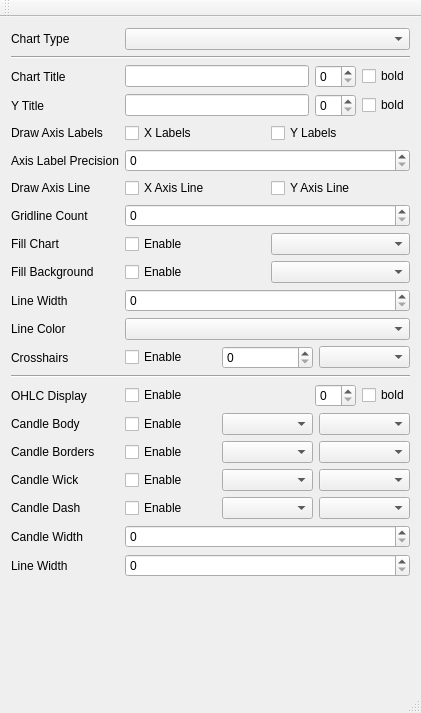
Before: the Qt Designer form chartexamples/mainwindow.ui in presstab/psscharts, drawn with Qt 5.
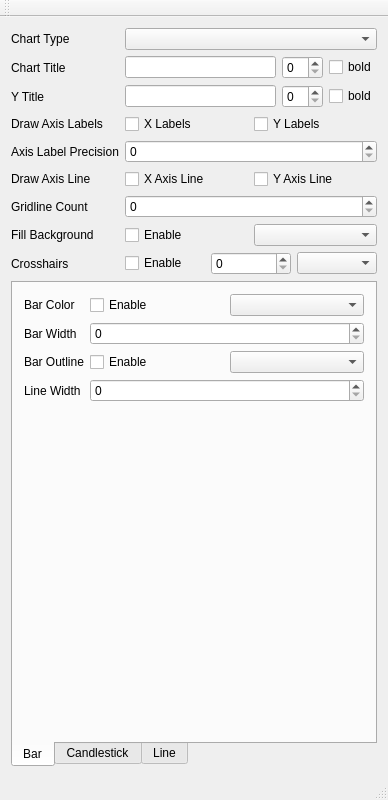
After: the same form once the commit is applied.

Commit message: Bar chart UI

```diff
--- a/chartexamples/mainwindow.ui
+++ b/chartexamples/mainwindow.ui
@@ -6,8 +6,8 @@
    <rect>
     <x>0</x>
     <y>0</y>
-    <width>421</width>
-    <height>713</height>
+    <width>388</width>
+    <height>800</height>
    </rect>
   </property>
   <property name="windowTitle">
@@ -32,21 +32,14 @@
         <item row="0" column="1">
          <widget class="QComboBox" name="comboBoxChartType"/>
         </item>
-        <item row="1" column="0" colspan="2">
-         <widget class="Line" name="line_2">
-          <property name="orientation">
-           <enum>Qt::Horizontal</enum>
-          </property>
-         </widget>
-        </item>
-        <item row="2" column="0">
+        <item row="1" column="0">
          <widget class="QLabel" name="label">
           <property name="text">
            <string>Chart Title</string>
           </property>
          </widget>
         </item>
-        <item row="2" column="1">
+        <item row="1" column="1">
          <layout class="QHBoxLayout" name="horizontalLayout_6">
           <item>
            <widget class="QLineEdit" name="lineeditChartTitle"/>
@@ -63,14 +56,14 @@
           </item>
          </layout>
         </item>
-        <item row="3" column="0">
+        <item row="2" column="0">
          <widget class="QLabel" name="label_2">
           <property name="text">
            <string>Y Title</string>
           </property>
          </widget>
         </item>
-        <item row="3" column="1">
+        <item row="2" column="1">
          <layout class="QHBoxLayout" name="horizontalLayout_7">
           <item>
            <widget class="QLineEdit" name="lineeditYTitle"/>
@@ -87,14 +80,14 @@
           </item>
          </layout>
         </item>
-        <item row="4" column="0">
+        <item row="3" column="0">
          <widget class="QLabel" name="label_3">
           <property name="text">
            <string>Draw Axis Labels</string>
           </property>
          </widget>
         </item>
-        <item row="4" column="1">
+        <item row="3" column="1">
          <layout class="QHBoxLayout" name="horizontalLayout_2">
           <item>
            <widget class="QCheckBox" name="checkboxDrawXTitle">
@@ -112,24 +105,24 @@
           </item>
          </layout>
         </item>
-        <item row="5" column="0">
+        <item row="4" column="0">
          <widget class="QLabel" name="label_10">
           <property name="text">
            <string>Axis Label Precision</string>
           </property>
          </widget>
         </item>
-        <item row="5" column="1">
+        <item row="4" column="1">
          <widget class="QSpinBox" name="spinboxYLabelPrecision"/>
         </item>
-        <item row="6" column="0">
+        <item row="5" column="0">
          <widget class="QLabel" name="label_4">
           <property name="text">
            <string>Draw Axis Line</string>
           </property>
          </widget>
         </item>
-        <item row="6" column="1">
+        <item row="5" column="1">
          <layout class="QHBoxLayout" name="horizontalLayout_3">
           <item>
            <widget class="QCheckBox" name="checkboxDrawXAxisLine">
@@ -147,45 +140,24 @@
           </item>
          </layout>
         </item>
-        <item row="7" column="0">
+        <item row="6" column="0">
          <widget class="QLabel" name="label_7">
           <property name="text">
            <string>Gridline Count</string>
           </property>
          </widget>
         </item>
-        <item row="7" column="1">
+        <item row="6" column="1">
          <widget class="QSpinBox" name="spinboxGridlines"/>
         </item>
-        <item row="8" column="0">
-         <widget class="QLabel" name="label_5">
-          <property name="text">
-           <string>Fill Chart</string>
-          </property>
-         </widget>
-        </item>
-        <item row="8" column="1">
-         <layout class="QHBoxLayout" name="horizontalLayout_4">
-          <item>
-           <widget class="QCheckBox" name="checkboxFillChart">
-            <property name="text">
-             <string>Enable</string>
-            </property>
-           </widget>
-          </item>
-          <item>
-           <widget class="QComboBox" name="comboboxChartFillColor"/>
-          </item>
-         </layout>
-        </item>
-        <item row="9" column="0">
+        <item row="7" column="0">
          <widget class="QLabel" name="label_9">
           <property name="text">
            <string>Fill Background</string>
           </property>
          </widget>
         </item>
-        <item row="9" column="1">
+        <item row="7" column="1">
          <layout class="QHBoxLayout" name="horizontalLayout_5">
           <item>
            <widget class="QCheckBox" name="checkboxFillBackground">
@@ -199,34 +171,14 @@
           </item>
          </layout>
         </item>
-        <item row="10" column="0">
-         <widget class="QLabel" name="label_6">
-          <property name="text">
-           <string>Line Width</string>
-          </property>
-         </widget>
-        </item>
-        <item row="10" column="1">
-         <widget class="QSpinBox" name="spinboxLineWidth"/>
-        </item>
-        <item row="11" column="0">
-         <widget class="QLabel" name="label_8">
-          <property name="text">
-           <string>Line Color</string>
-          </property>
-         </widget>
-        </item>
-        <item row="11" column="1">
-         <widget class="QComboBox" name="comboboxLineColor"/>
-        </item>
-        <item row="12" column="0">
+        <item row="8" column="0">
          <widget class="QLabel" name="label_11">
           <property name="text">
            <string>Crosshairs</string>
           </property>
          </widget>
         </item>
-        <item row="12" column="1">
+        <item row="8" column="1">
          <layout class="QHBoxLayout" name="horizontalLayout_8">
           <item>
            <widget class="QCheckBox" name="checkboxCrosshairs">
@@ -243,21 +195,96 @@
           </item>
          </layout>
         </item>
-        <item row="13" column="0" colspan="2">
-         <widget class="Line" name="line">
-          <property name="orientation">
-           <enum>Qt::Horizontal</enum>
+        <item row="9" column="0" colspan="2">
+         <widget class="QTabWidget" name="tabWidget">
+          <property name="tabPosition">
+           <enum>QTabWidget::South</enum>
           </property>
-         </widget>
-        </item>
-        <item row="14" column="0">
+          <property name="currentIndex">
+           <number>0</number>
+          </property>
+          <widget class="QWidget" name="tabBar">
+           <attribute name="title">
+            <string>Bar</string>
+           </attribute>
+           <layout class="QFormLayout" name="formLayout_4">
+            <item row="0" column="0">
+             <widget class="QLabel" name="label_19">
+              <property name="text">
+               <string>Bar Color</string>
+              </property>
+             </widget>
+            </item>
+            <item row="0" column="1">
+             <layout class="QHBoxLayout" name="horizontalLayout_14">
+              <item>
+               <widget class="QCheckBox" name="checkboxBarColor">
+                <property name="text">
+                 <string>Enable</string>
+                </property>
+               </widget>
+              </item>
+              <item>
+               <widget class="QComboBox" name="comboboxBarColor"/>
+              </item>
+             </layout>
+            </item>
+            <item row="1" column="0">
+             <widget class="QLabel" name="label_22">
+              <property name="text">
+               <string>Bar Width</string>
+              </property>
+             </widget>
+            </item>
+            <item row="1" column="1">
+             <widget class="QSpinBox" name="spinboxBarWidth"/>
+            </item>
+            <item row="2" column="0">
+             <widget class="QLabel" name="label_21">
+              <property name="text">
+               <string>Bar Outline</string>
+              </property>
+             </widget>
+            </item>
+            <item row="2" column="1">
+             <layout class="QHBoxLayout" name="horizontalLayout_15">
+              <item>
+               <widget class="QCheckBox" name="checkboxBarLine">
+                <property name="text">
+                 <string>Enable</string>
+                </property>
+               </widget>
+              </item>
+              <item>
+               <widget class="QComboBox" name="comboboxBarLineColor"/>
+              </item>
+             </layout>
+            </item>
+            <item row="3" column="0">
+             <widget class="QLabel" name="label_20">
+              <property name="text">
+               <string>Line Width</string>
+              </property>
+             </widget>
+            </item>
+            <item row="3" column="1">
+             <widget class="QSpinBox" name="spinboxBarLineWidth"/>
+            </item>
+           </layout>
+          </widget>
+          <widget class="QWidget" name="tabCandle">
+           <attribute name="title">
+            <string>Candlestick</string>
+           </attribute>
+           <layout class="QFormLayout" name="formLayout_3">
+            <item row="0" column="0">
          <widget class="QLabel" name="label_13">
           <property name="text">
            <string>OHLC Display</string>
           </property>
          </widget>
         </item>
-        <item row="14" column="1">
+            <item row="0" column="1">
          <layout class="QHBoxLayout" name="horizontalLayout_12">
           <item>
            <widget class="QCheckBox" name="checkBoxOHLCDisplay">
@@ -291,14 +318,14 @@
           </item>
          </layout>
         </item>
-        <item row="15" column="0">
+            <item row="1" column="0">
          <widget class="QLabel" name="label_26">
           <property name="text">
            <string>Candle Body</string>
           </property>
          </widget>
         </item>
-        <item row="15" column="1">
+            <item row="1" column="1">
          <layout class="QHBoxLayout" name="horizontalLayout_11">
           <item>
            <widget class="QCheckBox" name="checkBoxCandleFill">
@@ -315,14 +342,14 @@
           </item>
          </layout>
         </item>
-        <item row="16" column="0">
+            <item row="2" column="0">
          <widget class="QLabel" name="label_14">
           <property name="text">
            <string>Candle Borders</string>
           </property>
          </widget>
         </item>
-        <item row="16" column="1">
+            <item row="2" column="1">
          <layout class="QHBoxLayout" name="horizontalLayout_10">
           <item>
            <widget class="QCheckBox" name="checkBoxBorderColor">
@@ -339,14 +366,21 @@
           </item>
          </layout>
         </item>
-        <item row="17" column="0">
+            <item row="3" column="0">
          <widget class="QLabel" name="label_15">
           <property name="text">
            <string>Candle Wick</string>
           </property>
          </widget>
         </item>
-        <item row="17" column="1">
+            <item row="4" column="0">
+             <widget class="QLabel" name="label_16">
+              <property name="text">
+               <string>Candle Dash</string>
+              </property>
+             </widget>
+            </item>
+            <item row="3" column="1">
          <layout class="QHBoxLayout" name="horizontalLayout_9">
           <item>
            <widget class="QCheckBox" name="checkBoxWickColor">
@@ -363,14 +397,7 @@
           </item>
          </layout>
         </item>
-        <item row="18" column="0">
-         <widget class="QLabel" name="label_16">
-          <property name="text">
-           <string>Candle Dash</string>
-          </property>
-         </widget>
-        </item>
-        <item row="18" column="1">
+            <item row="4" column="1">
          <layout class="QHBoxLayout" name="horizontalLayout_13">
           <item>
            <widget class="QCheckBox" name="checkboxCandleDash">
@@ -387,27 +414,79 @@
           </item>
          </layout>
         </item>
-        <item row="19" column="0">
+            <item row="5" column="0">
          <widget class="QLabel" name="label_17">
           <property name="text">
            <string>Candle Width</string>
           </property>
          </widget>
         </item>
-        <item row="19" column="1">
+            <item row="5" column="1">
          <widget class="QSpinBox" name="spinboxCandleWidth"/>
         </item>
-        <item row="20" column="0">
+            <item row="6" column="0">
          <widget class="QLabel" name="label_18">
           <property name="text">
            <string>Line Width</string>
           </property>
          </widget>
         </item>
-        <item row="20" column="1">
+            <item row="6" column="1">
          <widget class="QSpinBox" name="spinboxCandleLineWidth"/>
         </item>
        </layout>
+          </widget>
+          <widget class="QWidget" name="tabLine">
+           <attribute name="title">
+            <string>Line</string>
+           </attribute>
+           <layout class="QFormLayout" name="formLayout_2">
+            <item row="0" column="0">
+             <widget class="QLabel" name="label_5">
+              <property name="text">
+               <string>Fill Chart</string>
+              </property>
+             </widget>
+            </item>
+            <item row="0" column="1">
+             <layout class="QHBoxLayout" name="horizontalLayout_4">
+              <item>
+               <widget class="QCheckBox" name="checkboxFillChart">
+                <property name="text">
+                 <string>Enable</string>
+                </property>
+               </widget>
+              </item>
+              <item>
+               <widget class="QComboBox" name="comboboxChartFillColor"/>
+              </item>
+             </layout>
+            </item>
+            <item row="1" column="0">
+             <widget class="QLabel" name="label_6">
+              <property name="text">
+               <string>Line Width</string>
+              </property>
+             </widget>
+            </item>
+            <item row="1" column="1">
+             <widget class="QSpinBox" name="spinboxLineWidth"/>
+            </item>
+            <item row="2" column="0">
+             <widget class="QLabel" name="label_8">
+              <property name="text">
+               <string>Line Color</string>
+              </property>
+             </widget>
+            </item>
+            <item row="2" column="1">
+             <widget class="QComboBox" name="comboboxLineColor"/>
+            </item>
+           </layout>
+          </widget>
+         </widget>
+        </item>
+       </layout>
       </item>
      </layout>
     </item>
```
Left out of the diff: 4 changed lines with no effect on the pictures. Lines whose indentation alone changed are shown as unchanged. The commit also changes 5 other files.
